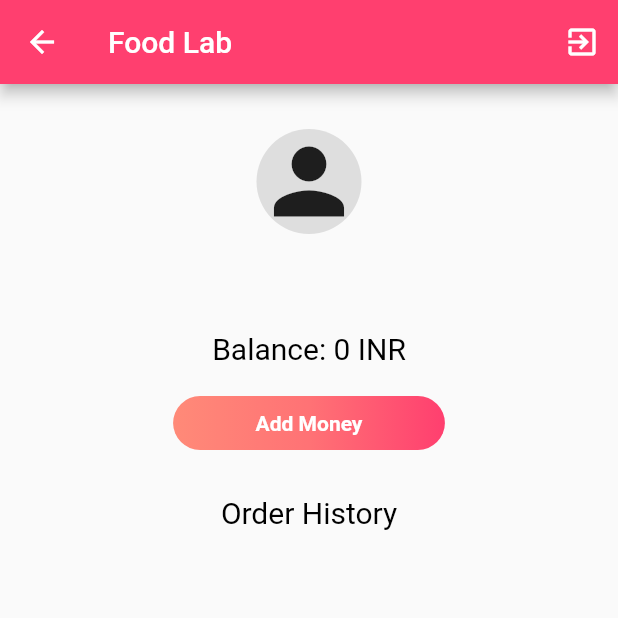
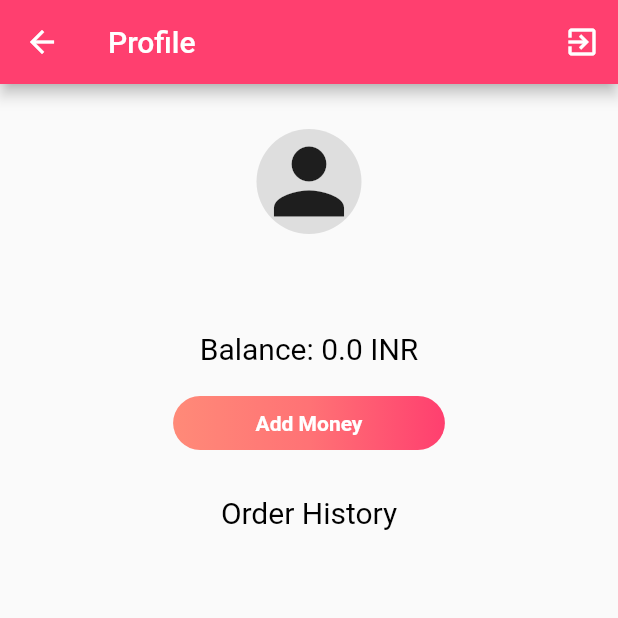
Before and after one commit to sanjaysans/Food-Ordering-App-Cassia, a Flutter app: the ProfilePage screen opened directly, after a tap on the "exit to app" icon, on a phone screen of 412 x 824 dp, the top half of it. Run offline on Flutter 3.47's test engine with Material 2 defaults, Android fonts, the phone set to English and light mode, and no system bars; our stand-ins replace cloud_firestore, curved_navigation_bar, firebase_auth, fluttertoast, progress_dialog; accounts and stored records are empty; Roboto replaces fonts that are missing (Montserrat, MuseoModerno).

Commit message:
Name changed

```diff
--- a/lib/main.dart
+++ b/lib/main.dart
@@ -1,7 +1,6 @@
 import 'package:flutter/material.dart';
 import 'package:canteen_food_ordering_app/screens/landingPage.dart';
 import 'package:provider/provider.dart';
-
 import 'notifiers/authNotifier.dart';
 
 // void main() {
@@ -29,7 +28,7 @@ class MyApp extends StatelessWidget {
   Widget build(BuildContext context) {
     return MaterialApp(
       debugShowCheckedModeBanner: false,
-      title: 'Food Lab',
+      title: 'Cassia',
       theme: ThemeData(
         fontFamily: 'Montserrat',
         primaryColor: Color.fromRGBO(255, 63, 111, 1),
--- a/lib/models/user.dart
+++ b/lib/models/user.dart
@@ -3,6 +3,8 @@ class User {
   String email;
   String password;
   String uuid;
+  String role;
+  double balance;
 
   User();
 
@@ -11,6 +13,8 @@ class User {
     email = data['email'];
     password = data['password'];
     uuid = data['uuid'];
+    role = data['role'];
+    balance = data['balance'];
   }
 
   Map<String, dynamic> toMap() {
@@ -19,6 +23,8 @@ class User {
       'email': email,
       'password': password,
       'uuid': uuid,
+      'role': role,
+      'balance': balance,
     };
   }
 }
--- a/lib/screens/cartPage.dart
+++ b/lib/screens/cartPage.dart
@@ -14,7 +14,7 @@ class _CartPageState extends State<CartPage> {
   Widget build(BuildContext context) {
     return Scaffold(
       appBar: AppBar(
-        title: Text('Food Lab'),
+        title: Text('Cart'),
       ),
       body: Column(
         children: <Widget>[
--- a/lib/screens/forgotPassword.dart
+++ b/lib/screens/forgotPassword.dart
@@ -143,7 +143,7 @@ class _ForgotPasswordPageState extends State<ForgotPasswordPage> {
                   child: Container(
                     padding: EdgeInsets.only(top: 60),
                     child: Text(
-                      'FoodLab',
+                      'Cassia',
                       style: TextStyle(
                         fontSize: 60,
                         fontWeight: FontWeight.bold,
@@ -154,7 +154,7 @@ class _ForgotPasswordPageState extends State<ForgotPasswordPage> {
                   ),
                 ),
                 Text(
-                  'Think. Click. Pick',
+                  '',
                   style: TextStyle(
                     fontStyle: FontStyle.italic,
                     fontSize: 17,
--- a/lib/screens/homePage.dart
+++ b/lib/screens/homePage.dart
@@ -14,7 +14,7 @@ class _HomePageState extends State<HomePage> {
   Widget build(BuildContext context) {
     return Scaffold(
       appBar: AppBar(
-        title: Text('Food Lab'),
+        title: Text('Home'),
       ),
       body: Column(
         children: <Widget>[
--- a/lib/screens/landingPage.dart
+++ b/lib/screens/landingPage.dart
@@ -47,7 +47,7 @@ class _LandingPageState extends State<LandingPage> {
           mainAxisAlignment: MainAxisAlignment.center,
           children: <Widget>[
             Text(
-              'FoodLab',
+              'Cassia',
               style: TextStyle(
                 fontSize: 60,
                 fontWeight: FontWeight.bold,
@@ -56,7 +56,7 @@ class _LandingPageState extends State<LandingPage> {
               ),
             ),
             Text(
-              'Think. Click. Pick',
+              '',
               style: TextStyle(
                 fontStyle: FontStyle.italic,
                 fontSize: 17,
--- a/lib/screens/login.dart
+++ b/lib/screens/login.dart
@@ -265,7 +265,7 @@ class _LoginPageState extends State<LoginPage> {
                   child: Container(
                     padding: EdgeInsets.only(top: 60),
                     child: Text(
-                      'FoodLab',
+                      'Cassia',
                       style: TextStyle(
                         fontSize: 60,
                         fontWeight: FontWeight.bold,
@@ -276,7 +276,7 @@ class _LoginPageState extends State<LoginPage> {
                   ),
                 ),
                 Text(
-                  'Think. Click. Pick',
+                  '',
                   style: TextStyle(
                     fontStyle: FontStyle.italic,
                     fontSize: 17,
--- a/lib/screens/profilePage.dart
+++ b/lib/screens/profilePage.dart
@@ -34,7 +34,7 @@ class _ProfilePageState extends State<ProfilePage> {
 
     return Scaffold(
       appBar: AppBar(
-        title: Text('Food Lab'),
+        title: Text('Profile'),
         actions: <Widget>[
           IconButton(
             icon: Icon(
@@ -96,12 +96,16 @@ class _ProfilePageState extends State<ProfilePage> {
             SizedBox(
               height: 10,
             ),
-            // authNotifier.userDetails.bio != null
-            // ? Text(
-            //     authNotifier.userDetails.bio,
-            //     style: TextStyle(fontSize: 15),
-            //   )
-            // :
+            authNotifier.userDetails.balance != null
+            ? Text(
+                "Balance: ${authNotifier.userDetails.balance} INR",
+                style: TextStyle(
+                  color: Colors.black,
+                  fontSize: 20,
+                  fontFamily: 'MuseoModerno',
+                ),
+              )
+            :
             Text(
               "Balance: 0 INR",
               style: TextStyle(
```
Also changed, not shown: lib/apis/foodAPIs.dart (+1 -6 lines), lib/screens/signup.dart (+4 -3 lines).
